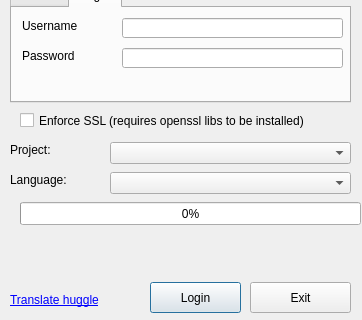
Old version of the form huggle/login.ui in the repository huggle/huggle3-qt-lx; both pictures show x 0 to 362 and y 198 to 518 of the 362 by 518 pixel window.
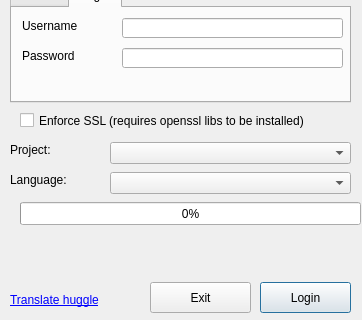
New version of the form. Icons and pictures are not drawn.

Commit message: switch around buttons

```diff
--- a/huggle/login.ui
+++ b/huggle/login.ui
@@ -96,7 +96,7 @@
   <widget class="QPushButton" name="ButtonOK">
    <property name="geometry">
     <rect>
-     <x>150</x>
+     <x>260</x>
      <y>480</y>
      <width>91</width>
      <height>31</height>
@@ -112,7 +112,7 @@
   <widget class="QPushButton" name="ButtonExit">
    <property name="geometry">
     <rect>
-     <x>250</x>
+     <x>150</x>
      <y>480</y>
      <width>101</width>
      <height>31</height>
```
